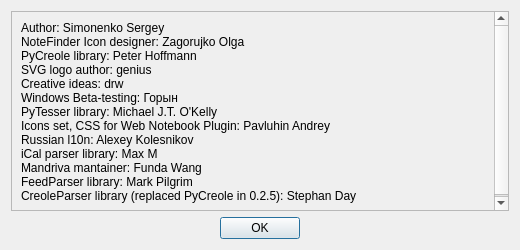
Qt form interface/credits.ui (gforgx/notefinder) before a commit.
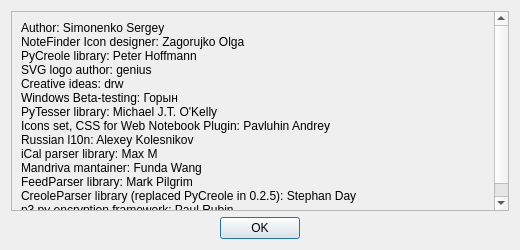
The same form after that commit. Icons and pictures are not drawn.

```diff
--- a/interface/credits.ui
+++ b/interface/credits.ui
@@ -50,7 +50,8 @@
 iCal parser library: Max M &lt;maxm@mxm.dk>
 Mandriva mantainer: Funda Wang &lt;fundawang@mandriva.org>
 FeedParser library: Mark Pilgrim &lt;pilgrim@gmail.com>
-CreoleParser library (replaced PyCreole in 0.2.5): Stephan Day &lt;stephen_day@gmail.com></string>
+CreoleParser library (replaced PyCreole in 0.2.5): Stephan Day &lt;stephen_day@gmail.com>
+p3.py encryption framework: Paul Rubin </string>
          </property>
          <property name="alignment" >
           <set>Qt::AlignLeading|Qt::AlignLeft|Qt::AlignTop</set>
```
Left out of the diff: 2 changed lines with no effect on the pictures.
